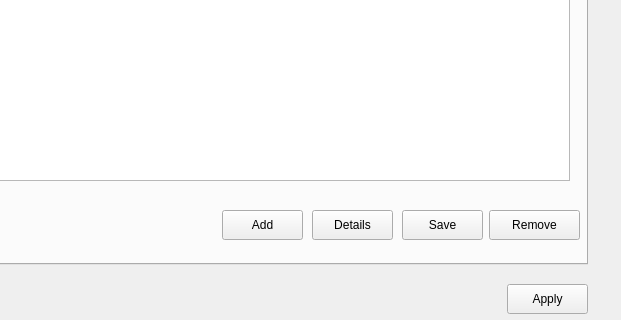
First picture: the form in resource/EnvWidget.ui, repository hsarmiento/rqt_env, before the edit; both pictures show x 233 to 854 and y 246 to 566 of the 854 by 566 pixel window.
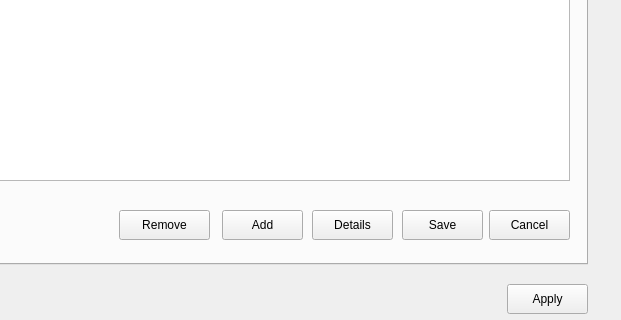
Second picture: the form after the edit.

Commit message: Add cancel button to general and robot gui

Patch:
```diff
--- a/resource/EnvWidget.ui
+++ b/resource/EnvWidget.ui
@@ -218,7 +218,7 @@
     <widget class="QPushButton" name="btnRemoveRobot">
      <property name="geometry">
       <rect>
-       <x>700</x>
+       <x>330</x>
        <y>420</y>
        <width>91</width>
        <height>30</height>
@@ -228,6 +228,19 @@
       <string>Remove</string>
      </property>
     </widget>
+    <widget class="QPushButton" name="btnCancelRobot">
+     <property name="geometry">
+      <rect>
+       <x>700</x>
+       <y>420</y>
+       <width>81</width>
+       <height>30</height>
+      </rect>
+     </property>
+     <property name="text">
+      <string>Cancel</string>
+     </property>
+    </widget>
    </widget>
   </widget>
   <widget class="QPushButton" name="btnApply">
```
Left out of the diff: 15 changed lines with no effect on the pictures. The commit also changes 1 other file.
